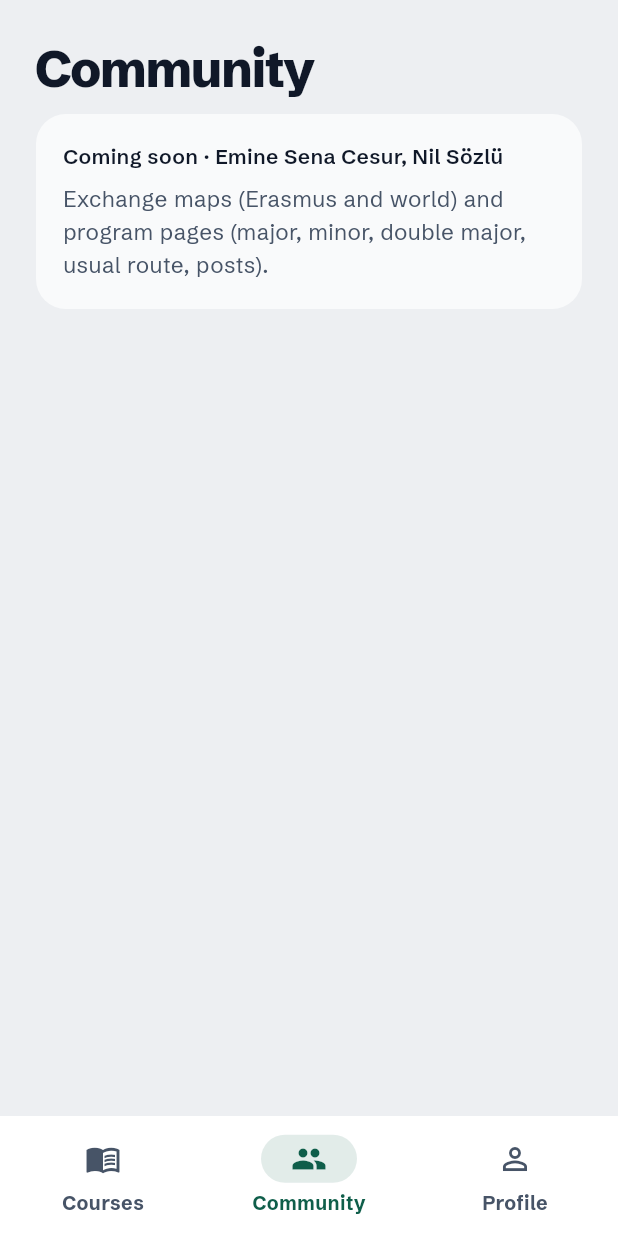
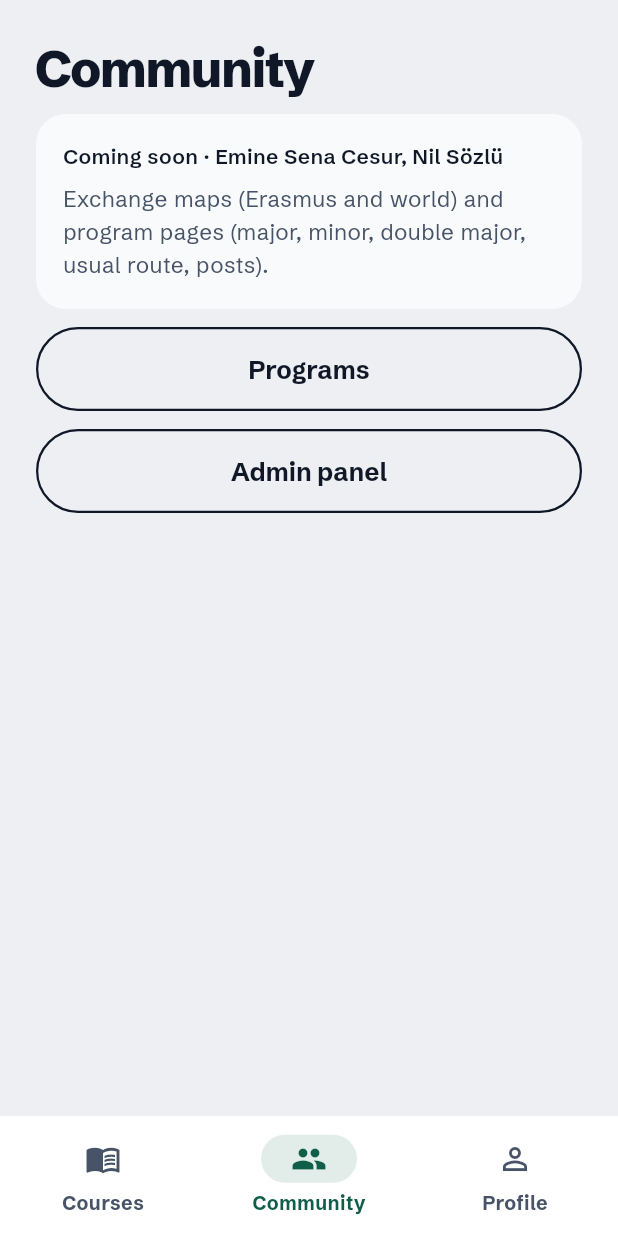
Before and after one commit to EceOnbas/SUggest, a Flutter app: the MainShell screen opened by its route, item 2 of the bottom bar chosen, on a phone screen of 412 x 824 dp. Run offline on Flutter 3.47's test engine with Material 3 defaults, Android fonts, the phone set to English and light mode, and no system bars; network calls fail.

Commit message:
Link programs and the admin panel from Community

```diff
--- a/lib/features/community/community_screen.dart
+++ b/lib/features/community/community_screen.dart
@@ -1,5 +1,7 @@
 import 'package:flutter/material.dart';
 
+import '../../core/routes/app_routes.dart';
+import '../../core/widgets/secondary_button.dart';
 import '../shell/team_placeholder_screen.dart';
 
 /// Community tab: exchange maps and program pages.
@@ -9,12 +11,22 @@ class CommunityScreen extends StatelessWidget {
 
   @override
   Widget build(BuildContext context) {
-    return const TeamPlaceholderScreen(
+    return TeamPlaceholderScreen(
       title: 'Community',
       owner: 'Emine Sena Cesur, Nil Sözlü',
       description:
           'Exchange maps (Erasmus and world) and program pages '
           '(major, minor, double major, usual route, posts).',
+      actions: [
+        SecondaryButton(
+          label: 'Programs',
+          onPressed: () => Navigator.pushNamed(context, AppRoutes.programs),
+        ),
+        SecondaryButton(
+          label: 'Admin panel',
+          onPressed: () => Navigator.pushNamed(context, AppRoutes.admin),
+        ),
+      ],
     );
   }
 }
```
